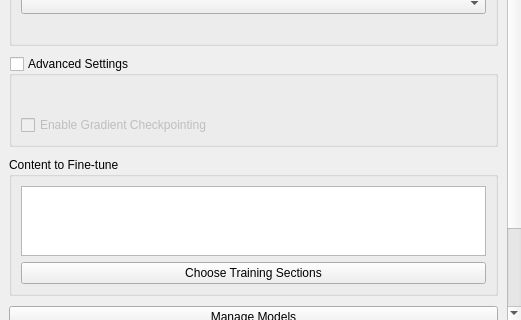
This is src/airunner/components/home_stage/gui/widgets/templates/training_widget.ui in Capsize-Games/airunner as Qt 5 draws it before an edit; both pictures show x 0 to 521 and y 292 to 612 of the 521 by 612 pixel window. The edited form follows.
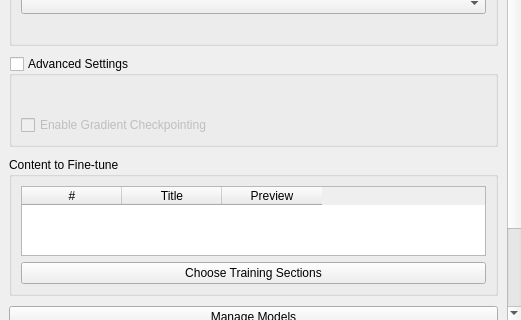
This is the edited form. Custom widgets are drawn as their Qt base class.

Commit message: home_stage: replace preview textarea with table + multi-delete & editor — update UI and widget code

```diff
--- a/src/airunner/components/home_stage/gui/widgets/templates/training_widget.ui
+++ b/src/airunner/components/home_stage/gui/widgets/templates/training_widget.ui
@@ -10,6 +10,12 @@
     <height>612</height>
    </rect>
   </property>
+  <property name="sizePolicy">
+   <sizepolicy hsizetype="Preferred" vsizetype="Expanding">
+    <horstretch>0</horstretch>
+    <verstretch>0</verstretch>
+   </sizepolicy>
+  </property>
   <layout class="QVBoxLayout" name="verticalLayout">
    <property name="spacing">
     <number>0</number>
@@ -35,14 +41,6 @@
       <bool>true</bool>
      </property>
      <widget class="QWidget" name="scrollAreaWidgetContents">
-      <property name="geometry">
-       <rect>
-        <x>0</x>
-        <y>0</y>
-        <width>507</width>
-        <height>825</height>
-       </rect>
-      </property>
       <layout class="QVBoxLayout" name="scrollAreaLayout">
        <item>
         <widget class="QGroupBox" name="files_group">
@@ -317,7 +315,32 @@
             </property>
             <layout class="QVBoxLayout" name="preview_layout">
              <item>
-              <widget class="QTextEdit" name="preview_area"/>
+              <widget class="QTableWidget" name="preview_table">
+               <property name="contextMenuPolicy">
+                <enum>Qt::ContextMenuPolicy::CustomContextMenu</enum>
+               </property>
+               <property name="editTriggers">
+                <set>QAbstractItemView::EditTrigger::NoEditTriggers</set>
+               </property>
+               <property name="selectionBehavior">
+                <enum>QAbstractItemView::SelectionBehavior::SelectRows</enum>
+               </property>
+               <column>
+                <property name="text">
+                 <string>#</string>
+                </property>
+               </column>
+               <column>
+                <property name="text">
+                 <string>Title</string>
+                </property>
+               </column>
+               <column>
+                <property name="text">
+                 <string>Preview</string>
+                </property>
+               </column>
+              </widget>
              </item>
              <item>
               <widget class="QPushButton" name="preview_button">
```
The commit also changes 2 other files.
